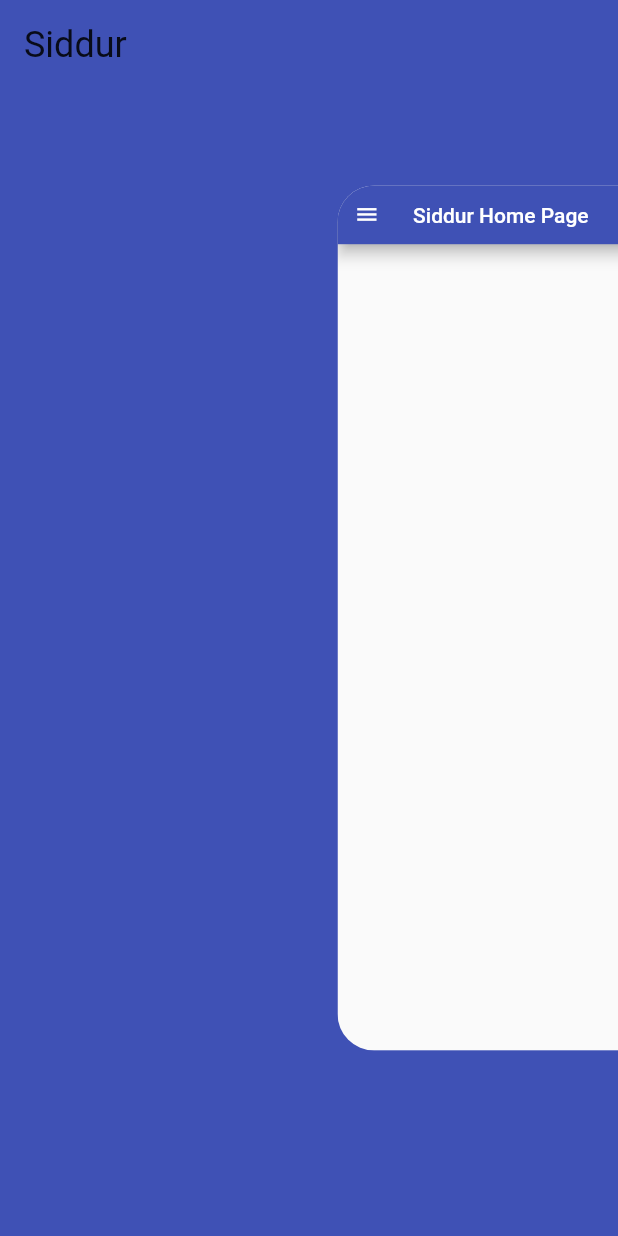
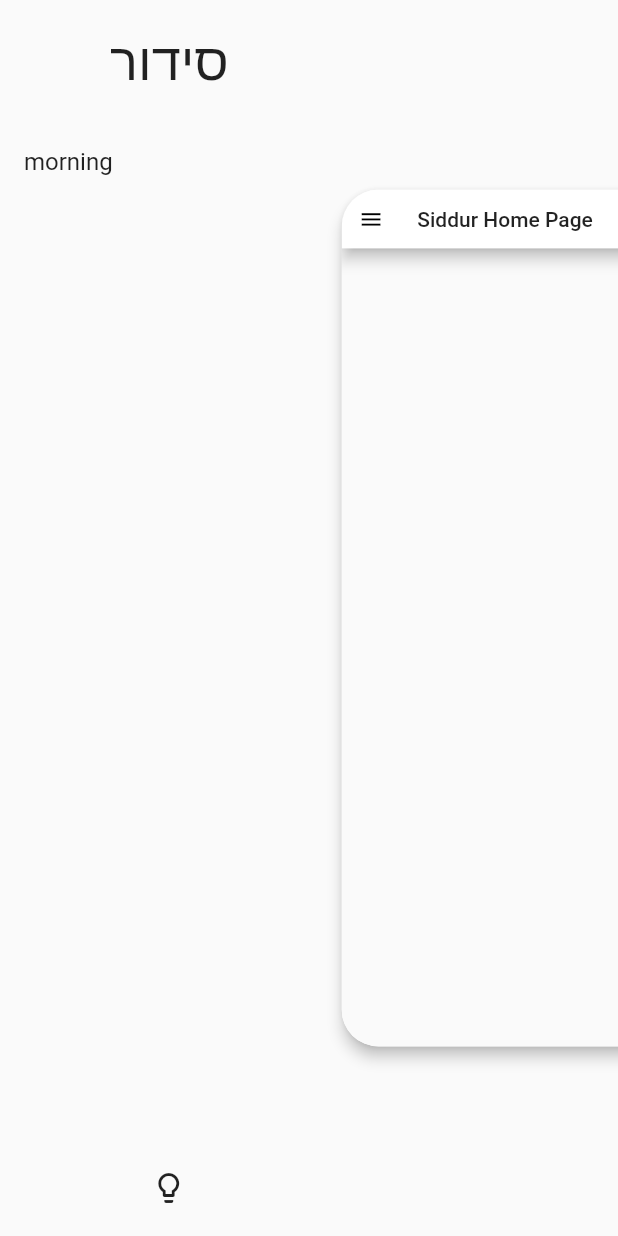
Before and after one commit to ephammer/siddur, a Flutter app: the screen it shows after launch, after a tap on the "menu" icon, on a phone screen of 412 x 824 dp. Run offline on Flutter 3.47's test engine with Material 2 defaults, Android fonts, the phone set to English and light mode, and no system bars; our stand-ins replace google_fonts.

Commit message:
Dark/Light Theme

```diff
--- /dev/null
+++ b/lib/blocs/theme.dart
@@ -0,0 +1,34 @@
+
+import 'package:flutter/material.dart';
+
+class ThemeChanger with ChangeNotifier {
+  final darkTheme = ThemeData(
+    primarySwatch: Colors.grey,
+    primaryColor: Colors.black,
+    brightness: Brightness.dark,
+    backgroundColor: Color(0xFF000000),
+    accentColor: Colors.white,
+    accentIconTheme: IconThemeData(color: Colors.black),
+    dividerColor: Colors.black54,
+  );
+
+  final lightTheme = ThemeData(
+    primarySwatch: Colors.grey,
+    primaryColor: Colors.white,
+    brightness: Brightness.light,
+    backgroundColor: Color(0xFFE5E5E5),
+    accentColor: Colors.black,
+    accentIconTheme: IconThemeData(color: Colors.white),
+    dividerColor: Colors.white54,
+  );
+
+  bool _isDarkTheme = true;
+
+  ThemeChanger(this._isDarkTheme);
+
+  getTheme() => _isDarkTheme?darkTheme:lightTheme;
+  switchThem() {
+    _isDarkTheme = !_isDarkTheme;
+    notifyListeners();
+  }
+}
--- a/lib/main.dart
+++ b/lib/main.dart
@@ -1,15 +1,33 @@
 import 'package:flutter/material.dart';
+import 'package:google_fonts/google_fonts.dart';
+import 'package:provider/provider.dart';
 import 'package:siddur/pages/CustomDrawer.dart';
 import 'package:siddur/tools/adaptive.dart';
 
+import 'blocs/theme.dart';
+
 void main() {
-  runApp(MyApp());
+  runApp(
+    MyApp(),
+  );
 }
 
 class MyApp extends StatelessWidget {
   // This widget is the root of your application.
   @override
   Widget build(BuildContext context) {
+    return ChangeNotifierProvider<ThemeChanger>(
+      create: (_) => ThemeChanger(false),
+      child: new _MaterialApp(),
+    );
+  }
+}
+
+class _MaterialApp extends StatelessWidget {
+  @override
+  Widget build(BuildContext context) {
+    final theme = Provider.of<ThemeChanger>(context);
+
     AppBar appBar = AppBar(
       leading: Builder(
         builder: (context) {
@@ -23,12 +41,33 @@ class MyApp extends StatelessWidget {
     );
     Widget child = MyHomePage(appBar: appBar);
     child = CustomDrawer(child: child);
+    return new MaterialApp(
+      title: 'Siddur',
+      theme: theme.getTheme(),
 
-    return MaterialApp(
-      title: 'Siddur',
-      theme: ThemeData(
-        primarySwatch: Colors.indigo,
-      ),
+//        ThemeData(
+////        primarySwatch: Colors.indigo,
+//            primaryColor: Color(0xffffffff),
+//            primaryColorBrightness: Brightness.light,
+//            primaryColorDark: Color(0xffcccccc),
+//            accentColor: Color(0xff9b0000),
+//            brightness: Brightness.light,
+//            textTheme: GoogleFonts.ralewayTextTheme(),
+//            primaryTextTheme: GoogleFonts.ralewayTextTheme(),
+//            colorScheme: ColorScheme(
+//                primary: Color(0xffffffff),
+//                primaryVariant: Color(0xffcccccc),
+//                secondary: Color(0xffd50000),
+//                secondaryVariant: Color(0xff9b0000),
+//                surface: Color(0xffffffff),
+//                background: Color(0xffffffff),
+//                error: Color(0xffd50000),
+//                onPrimary: Color(0xff000000),
+//                onSecondary: Color(0xffffffff),
+//                onSurface: Color(0xff000000),
+//                onBackground: Color(0xff000000),
+//                onError: Color(0xffd50000),
+//                brightness: Brightness.light)),
       home: child,
     );
   }
@@ -52,10 +91,9 @@ class _MyHomePageState extends State<MyHomePage> {
     return Scaffold(
       appBar: widget.appBar,
       body: Center(
-        child: ListView(
-          children: [],
-        )
-      ),
+          child: ListView(
+        children: [],
+      )),
     );
   }
 }
--- a/lib/pages/CustomDrawer.dart
+++ b/lib/pages/CustomDrawer.dart
@@ -1,4 +1,8 @@
+import 'package:flutter/foundation.dart';
 import 'package:flutter/material.dart';
+import 'package:google_fonts/google_fonts.dart';
+import 'package:provider/provider.dart';
+import 'package:siddur/blocs/theme.dart';
 
 class CustomDrawer extends StatefulWidget {
   final Widget child;
@@ -20,6 +24,8 @@ class CustomDrawerState extends State<CustomDrawer>
   static const double maxDragStartEdge = maxSlide - 16;
   AnimationController _animationController;
   bool _canBeDragged = false;
+
+  Widget mainScreen;
 
   @override
   void initState() {
@@ -44,6 +50,8 @@ class CustomDrawerState extends State<CustomDrawer>
 
   @override
   Widget build(BuildContext context) {
+    mainScreen = widget.child;
+
     return WillPopScope(
       onWillPop: () async {
         if (_animationController.isCompleted) {
@@ -58,7 +66,7 @@ class CustomDrawerState extends State<CustomDrawer>
         onHorizontalDragEnd: _onDragEnd,
         child: AnimatedBuilder(
           animation: _animationController,
-          child: widget.child,
+          child: mainScreen,
           builder: (context, child) {
             double animValue = _animationController.value;
             final slideAmount = maxSlide * animValue;
@@ -74,9 +82,15 @@ class CustomDrawerState extends State<CustomDrawer>
                   child: GestureDetector(
                     onTap: _animationController.isCompleted ? close : null,
                     child: _animationController.value != 0
-                        ? ClipRRect(
+                        ? Card(
+                            elevation: _animationController.value * 4,
+                            shape: RoundedRectangleBorder(
+                              borderRadius: BorderRadius.circular(35.0),
+                            ),
+                            child: ClipRRect(
                               child: child,
                               borderRadius: BorderRadius.circular(35.0),
+                            ),
                           )
                         : child,
                   ),
@@ -128,32 +142,49 @@ class CustomDrawerState extends State<CustomDrawer>
 class MyDrawer extends StatelessWidget {
   @override
   Widget build(BuildContext context) {
+    ThemeChanger _themeChanger = Provider.of<ThemeChanger>(context);
+
     return Material(
-      color: Colors.indigo,
+//      color: Colors.indigo,
       child: SafeArea(
-        child: Theme(
-          data: ThemeData(brightness: Brightness.dark),
         child: Row(
           children: [
             Container(
               width: MediaQuery.of(context).size.width / 1.83,
               child: Column(
                 crossAxisAlignment: CrossAxisAlignment.start,
-                  mainAxisSize: MainAxisSize.max,
                 children: [
                   Padding(
                     padding: EdgeInsets.all(16),
+                    child: Center(
                       child: Text(
-                        "Siddur"
-                      ,style: TextStyle(fontSize: 24),),
+                        "סידור",
+                        style: GoogleFonts.secularOne(fontSize: 35),
                       ),
+                    ),
+                  ),
+                  ClipRRect(
+                    child: ListTile(onTap: () {
+                    }, title: Text("morning")),
+                    borderRadius: BorderRadius.circular(35.0),
+                  ),
+                  Expanded(child: Container()),
+                  Align(
+                    alignment: Alignment.bottomCenter,
+                    child: Padding(
+                      padding: const EdgeInsets.all(8.0),
+                      child: IconButton(
+                        icon: Icon(Icons.lightbulb_outline),
+                          onPressed:(){_themeChanger.switchThem();},
+                      ),
+                    ),
+                  )
                 ],
               ),
             ),
           ],
         ),
       ),
-      ),
     );
   }
 }
--- a/pubspec.yaml
+++ b/pubspec.yaml
@@ -28,7 +28,9 @@ dependencies:
   # The following adds the Cupertino Icons font to your application.
   # Use with the CupertinoIcons class for iOS style icons.
   cupertino_icons: ^0.1.3
-
+  google_fonts:
+  provider:
+  shared_preferences:
 dev_dependencies:
   flutter_test:
     sdk: flutter
```
Also changed, not shown: pubspec.lock. Lines whose indentation alone changed are shown as unchanged.
